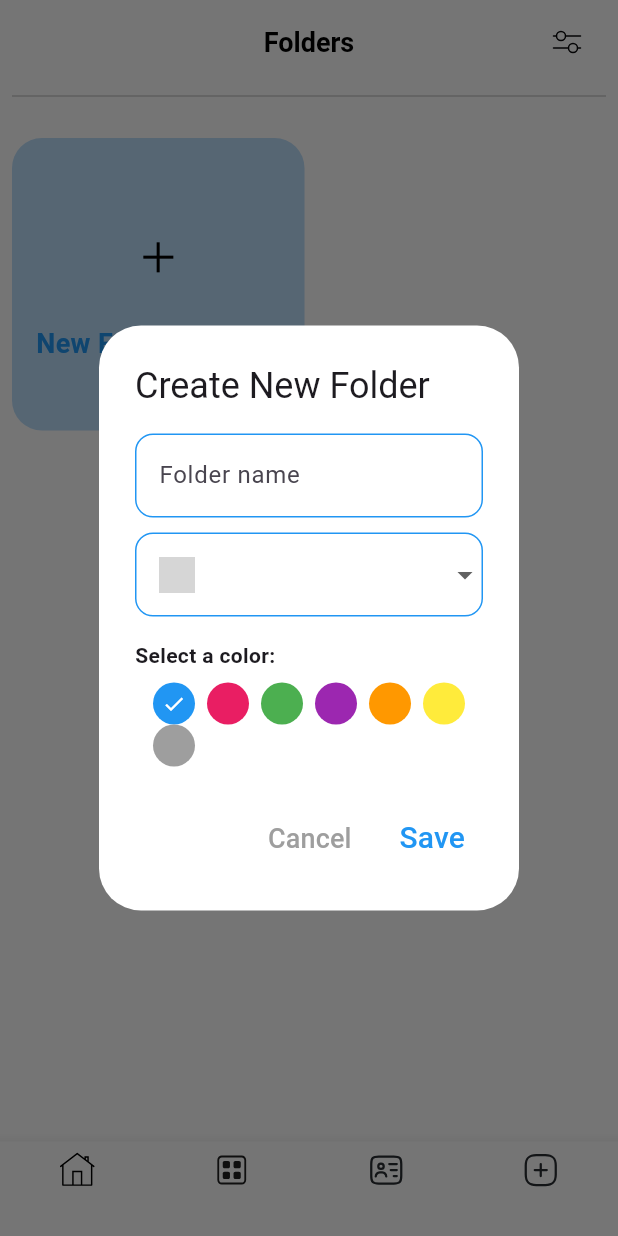
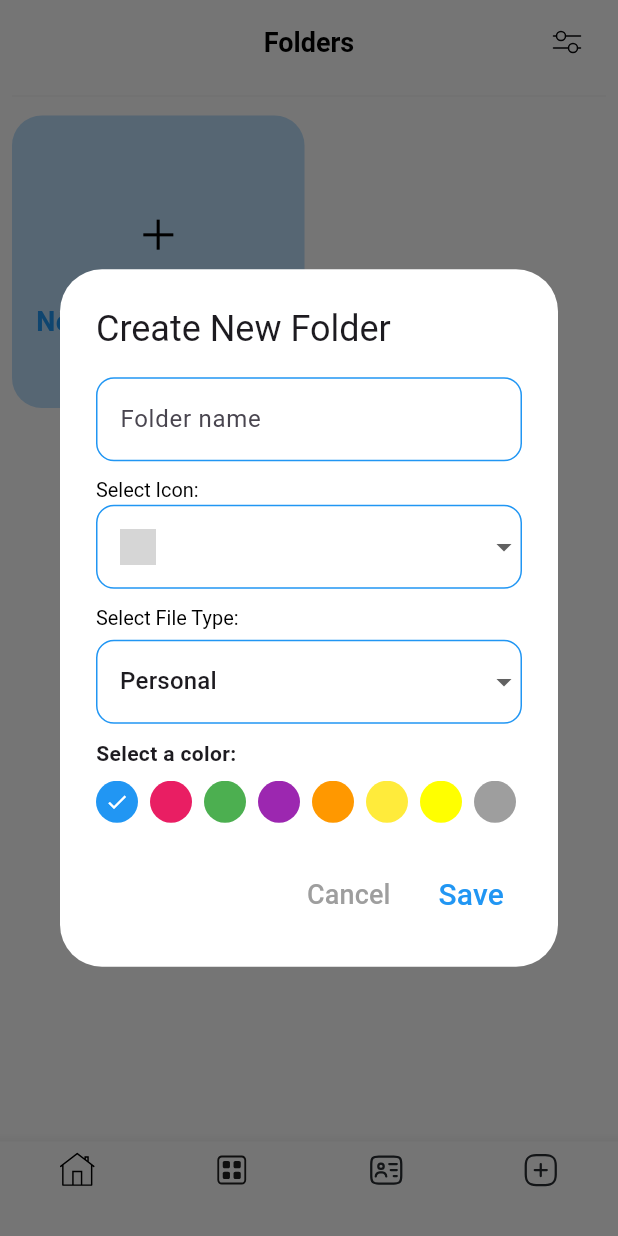
Before and after one commit to DamisolaT/to-do-app, a Flutter app: the screen it shows after launch, after a tap on "New Folder", on a phone screen of 412 x 824 dp. Run offline on Flutter 3.47's test engine with Material 3 defaults, Android fonts, the light colour scheme and no system bars; our stand-ins replace flutter_screenutil, flutter_svg, shared_preferences; Roboto replaces fonts that are missing (Quicksand); grey boxes are pictures that could not be loaded.

Commit message:
updates on navigation

```diff
--- /dev/null
+++ b/lib/core/customs/custom_text.dart
@@ -0,0 +1,114 @@
+import 'package:flutter/material.dart';
+import 'package:flutter_screenutil/flutter_screenutil.dart';
+
+class CustomText extends StatelessWidget {
+  final String text;
+  final double fontSize;
+  final FontWeight fontWeight;
+  final TextAlign textAlign;
+  final TextDecoration decoration;
+  final Color? color;
+  final double letterSpacing;
+  final int? maxLines;
+  final TextOverflow textOverflow;
+  final String? fontFamily;
+
+  const CustomText({
+    super.key,
+    required this.text,
+    this.fontSize = 12,
+    this.fontWeight = FontWeight.w400,
+    this.textAlign = TextAlign.start,
+    this.decoration = TextDecoration.none,
+    this.color,
+    this.letterSpacing = .01,
+    this.maxLines,
+    this.fontFamily,
+    this.textOverflow = TextOverflow.visible,
+  });
+
+  @override
+  Widget build(BuildContext context) {
+    final brightness = MediaQuery.of(context).platformBrightness;
+
+    final textColor =
+        brightness == Brightness.light ? Colors.black : Colors.white;
+    return Text(
+      text,
+      style: TextStyle(
+        fontSize: fontSize.sp,
+        fontWeight: fontWeight,
+        decoration: decoration,
+        color: color ?? textColor,
+        letterSpacing: letterSpacing,
+        fontFamily: fontFamily ?? 'Quicksand',
+      ),
+      textAlign: textAlign,
+      maxLines: maxLines,
+      overflow: textOverflow,
+    );
+  }
+}
+
+class BoldText extends StatelessWidget {
+  final String text;
+  final double fontSize;
+  final FontWeight fontWeight;
+  final TextAlign textAlign;
+  final TextDecoration decoration;
+  final Color? color;
+  final double letterSpacing;
+  final int? maxLines;
+  final String? fontFamily;
+  final TextOverflow textOverflow;
+
+  const BoldText({
+    super.key,
+    required this.text,
+    this.fontSize = 40,
+    this.fontWeight = FontWeight.w500,
+    this.textAlign = TextAlign.start,
+    this.decoration = TextDecoration.none,
+    this.color,
+    this.letterSpacing = .01,
+    this.maxLines,
+    this.fontFamily,
+    this.textOverflow = TextOverflow.visible,
+  });
+
+  @override
+  Widget build(BuildContext context) {
+    final brightness = MediaQuery.of(context).platformBrightness;
+
+    final textColor =
+        brightness == Brightness.light ? const Color(0xff0D001E) : Colors.white;
+
+    return Text(
+      text,
+      style: TextStyle(
+        fontSize: fontSize.sp,
+        fontWeight: fontWeight,
+        fontFamily: "Fredoka",
+        color: color ?? textColor,
+        letterSpacing: letterSpacing,
+      ),
+      textAlign: textAlign,
+      maxLines: maxLines,
+      overflow: textOverflow,
+    );
+
+    // Text(
+    //   text,
+    //   style: GoogleFonts.quicksand(
+    //     fontSize: fontSize.sw,
+    //     fontWeight: fontWeight,
+    //     decoration: decoration,
+    //     color: color ?? textColor,
+    //     letterSpacing: letterSpacing,
+    //   ),
+    //   textAlign: textAlign,
+    //   maxLines: maxLines,
+    //   overflow: textOverflow,
+    // );
+  }
+}
--- a/lib/main.dart
+++ b/lib/main.dart
@@ -1,7 +1,10 @@
 import 'package:flutter/material.dart';
+import 'package:flutter_screenutil/flutter_screenutil.dart';
 import 'package:verraki_project1/views/folder/folders_page.dart';
 
-void main() {
+void main() async {
+  await ScreenUtil.ensureScreenSize();
+
   runApp(const MyApp());
 }
 
@@ -10,7 +13,13 @@ class MyApp extends StatelessWidget {
 
   @override
   Widget build(BuildContext context) {
-    return MaterialApp(
+    return ScreenUtilInit(
+      designSize: const Size(430, 932),
+      minTextAdapt: true,
+      splitScreenMode: true,
+      useInheritedMediaQuery: false,
+      fontSizeResolver: FontSizeResolvers.height,
+      child: MaterialApp(
         title: 'To-Do App',
         debugShowCheckedModeBanner: false,
         theme: ThemeData(
@@ -18,6 +27,7 @@ class MyApp extends StatelessWidget {
           useMaterial3: true,
         ),
         home: FoldersPage(),
+      ),
     );
   }
 }
--- /dev/null
+++ b/lib/models/color_list.dart
@@ -0,0 +1,12 @@
+import 'package:flutter/material.dart';
+
+final List<Color> colorOptions = [
+  Colors.blue,
+  Colors.pink,
+  Colors.green,
+  Colors.purple,
+  Colors.orange,
+  Colors.yellow,
+  Colors.yellowAccent,
+  Colors.grey,
+];
--- /dev/null
+++ b/lib/models/folder_list.dart
@@ -0,0 +1,72 @@
+// Default folders that will always be shown
+import 'package:flutter/material.dart';
+import 'package:verraki_project1/core/utils/images.dart';
+
+final Map<String, dynamic> newFolderTemplate = {
+  'title': 'New Folder',
+  'icon': ApppImages.plusIcon,
+  'color': Colors.blue.shade100,
+  'titleColor': Colors.blue,
+  'number': 0,
+  'subtitle': '',
+  'showArrow': false,
+  'fileType': 'Personal',
+};
+
+final List<Map<String, dynamic>> defaultFolders = [
+  {
+    'title': 'Personal',
+    'icon': ApppImages.personalImage,
+    'color': Colors.grey.shade100,
+    'titleColor': Colors.pink,
+    'number': 4,
+    'subtitle': 'List',
+    'showArrow': true,
+    'fileType': 'Personal',
+  },
+  {
+    'title': 'UI/UX',
+    'icon': ApppImages.uiuxImage,
+    'color': Colors.grey.shade100,
+    'titleColor': Colors.green,
+    'number': 3,
+    'subtitle': 'List',
+    'showArrow': true,
+    'fileType': 'Personal',
+  },
+  {
+    'title': 'Writing',
+    'icon': ApppImages.writingImage,
+    'color': Colors.grey.shade100,
+    'titleColor': Colors.green,
+    'number': 3,
+    'subtitle': 'List',
+    'fileType': 'Personal',
+    'showArrow': true,
+  },
+  {
+    'title': 'Yoga',
+    'icon': ApppImages.yogaImage,
+    'color': Colors.grey.shade100,
+    'titleColor': Colors.green,
+    'number': 3,
+    'subtitle': 'List',
+    'showArrow': true,
+    'fileType': 'Personal',
+  },
+  {
+    'title': 'Recipes',
+    'icon': ApppImages.recipesImage,
+    'color': Colors.grey.shade100,
+    'titleColor': Colors.green,
+    'number': 3,
+    'subtitle': 'List',
+    'showArrow': true,
+    'fileType': 'Personal',
+  },
+];
+
+// List to hold all folders including default and user-created ones
+List<Map<String, dynamic>> folders = [];
+
+final List<String> fileTypes = ['Personal', 'Notes', 'Todo'];
--- /dev/null
+++ b/lib/models/icon_list.dart
@@ -0,0 +1,9 @@
+import 'package:verraki_project1/core/utils/images.dart';
+
+final List<String> iconOptions = [
+  ApppImages.personalImage,
+  ApppImages.uiuxImage,
+  ApppImages.writingImage,
+  ApppImages.yogaImage,
+  ApppImages.recipesImage,
+];
--- a/lib/navigators/router.dart
+++ b/lib/navigators/router.dart
@@ -3,7 +3,7 @@ import 'package:flutter/cupertino.dart';
 import 'package:verraki_project1/views/folder/folders_page.dart';
 import 'package:verraki_project1/views/home/home_page.dart';
 import 'package:verraki_project1/navigators/route.dart';
-import 'package:verraki_project1/views/personal_page.dart';
+import 'package:verraki_project1/views/folder/widgets/personal_page.dart';
 
 class AppRouter {
   static final navKey = GlobalKey<NavigatorState>();
--- a/lib/views/folder/folders_page.dart
+++ b/lib/views/folder/folders_page.dart
@@ -2,11 +2,15 @@ import 'package:flutter/foundation.dart';
 import 'package:flutter/material.dart';
 import 'package:flutter_svg/flutter_svg.dart';
 import 'package:shared_preferences/shared_preferences.dart';
+import 'package:verraki_project1/core/customs/custom_text.dart';
 import 'dart:convert';
 import 'package:verraki_project1/core/utils/custom_app_bar.dart';
 import 'package:verraki_project1/core/utils/images.dart';
-import 'package:verraki_project1/views/folder/widgets/folder-container.dart';
-import 'package:verraki_project1/views/personal_page.dart';
+import 'package:verraki_project1/models/color_list.dart';
+import 'package:verraki_project1/models/folder_list.dart';
+import 'package:verraki_project1/models/icon_list.dart';
+import 'package:verraki_project1/views/folder/page_mapper.dart';
+import 'package:verraki_project1/views/folder/widgets/folder_container.dart';
 
 class FoldersPage extends StatefulWidget {
   const FoldersPage({super.key});
@@ -16,96 +20,16 @@ class FoldersPage extends StatefulWidget {
 }
 
 class _FoldersPageState extends State<FoldersPage> {
-  // Move these variables to class level so they persist between rebuilds
   String selectedIcon = '';
+  String selectedFileType = '';
   Color selectedColor = Colors.blue;
   final TextEditingController nameController = TextEditingController();
-
-  // Default folders that will always be shown
-  final Map<String, dynamic> newFolderTemplate = {
-    'title': 'New Folder',
-    'icon': ApppImages.plusIcon,
-    'color': Colors.blue.shade100,
-    'titleColor': Colors.blue,
-    'number': 0,
-    'subtitle': '',
-    'showArrow': false,
-  };
-
-  final List<Map<String, dynamic>> defaultFolders = [
-    {
-      'title': 'Personal',
-      'icon': ApppImages.personalImage,
-      'color': Colors.grey.shade100,
-      'titleColor': Colors.pink,
-      'number': 4,
-      'subtitle': 'List',
-      'showArrow': true,
-    },
-    {
-      'title': 'UI/UX',
-      'icon': ApppImages.uiuxImage,
-      'color': Colors.grey.shade100,
-      'titleColor': Colors.green,
-      'number': 3,
-      'subtitle': 'List',
-      'showArrow': true,
-    },
-    {
-      'title': 'Writing',
-      'icon': ApppImages.writingImage,
-      'color': Colors.grey.shade100,
-      'titleColor': Colors.green,
-      'number': 3,
-      'subtitle': 'List',
-      'showArrow': true,
-    },
-    {
-      'title': 'Yoga',
-      'icon': ApppImages.yogaImage,
-      'color': Colors.grey.shade100,
-      'titleColor': Colors.green,
-      'number': 3,
-      'subtitle': 'List',
-      'showArrow': true,
-    },
-    {
-      'title': 'Recipes',
-      'icon': ApppImages.recipesImage,
-      'color': Colors.grey.shade100,
-      'titleColor': Colors.green,
-      'number': 3,
-      'subtitle': 'List',
-      'showArrow': true,
-    },
-  ];
-
-  // List to hold all folders including default and user-created ones
-  List<Map<String, dynamic>> folders = [];
-
-  final List<String> iconOptions = [
-    ApppImages.personalImage,
-    ApppImages.uiuxImage,
-    ApppImages.writingImage,
-    ApppImages.yogaImage,
-    ApppImages.recipesImage,
-  ];
-
-  final List<Color> colorOptions = [
-    Colors.blue,
-    Colors.pink,
-    Colors.green,
-    Colors.purple,
-    Colors.orange,
-    Colors.yellow,
-    Colors.grey,
-  ];
 
   @override
   void initState() {
     super.initState();
-    // Initialize with default values
     selectedIcon = iconOptions[0];
+    selectedFileType = fileTypes[0];
     selectedColor = colorOptions[0];
 
     _loadFolders();
@@ -195,8 +119,8 @@ class _FoldersPageState extends State<FoldersPage> {
           child: Column(
             crossAxisAlignment: CrossAxisAlignment.start,
             children: [
-              const Divider(color: Colors.grey, thickness: 0.5),
-              const SizedBox(height: 20),
+              const Divider(color: Colors.grey, thickness: 0.1),
+              const SizedBox(height: 5),
               Expanded(
                 child: GridView.count(
                   crossAxisCount: 2,
@@ -215,9 +139,14 @@ class _FoldersPageState extends State<FoldersPage> {
                       onArrowTap: () {
                         Navigator.of(context).push(
                           MaterialPageRoute(
-                            builder: (context) => const PersonalPage(),
+                            builder: (_) => getPageForFolder(folder),
                           ),
                         );
+                        // Navigator.of(context).push(
+                        //   MaterialPageRoute(
+                        //     builder: (context) => const PersonalPage(),
+                        //   ),
+                        // );
                       },
                     );
 
@@ -296,6 +225,7 @@ class _FoldersPageState extends State<FoldersPage> {
               backgroundColor: Colors.white,
               title: const Text("Create New Folder"),
               content: Column(
+                crossAxisAlignment: CrossAxisAlignment.start,
                 mainAxisSize: MainAxisSize.min,
                 children: [
                   TextFormField(
@@ -316,16 +246,15 @@ class _FoldersPageState extends State<FoldersPage> {
                     ),
                   ),
                   const SizedBox(height: 10),
+                  CustomText(text: 'Select Icon:', fontSize: 15),
                   DropdownButtonFormField<String>(
                     value: selectedIcon,
                     isExpanded: true,
                     onChanged: (value) {
                       if (value != null) {
-                        // Use setDialogState to update the dialog's UI
                         setDialogState(() {
                           selectedIcon = value;
                         });
-                        // Also update the parent widget's state so it persists
                         setState(() {
                           selectedIcon = value;
                         });
@@ -352,7 +281,39 @@ class _FoldersPageState extends State<FoldersPage> {
                       ),
                     ),
                   ),
-                  const SizedBox(height: 16),
+                  const SizedBox(height: 10),
+                  CustomText(text: 'Select File Type:', fontSize: 15),
+                  const SizedBox(height: 5),
+                  DropdownButtonFormField<String>(
+                    value: selectedFileType,
+                    hint: const Text('Select File Type'),
+                    onChanged: (String? newValue) {
+                      setState(() {
+                        selectedFileType = newValue!;
+                      });
+                    },
+                    items:
+                        fileTypes.map<DropdownMenuItem<String>>((String value) {
+                          return DropdownMenuItem<String>(
+                            value: value,
+                            child: Text(value),
+                          );
+                        }).toList(),
+                    decoration: InputDecoration(
+                      enabledBorder: OutlineInputBorder(
+                        borderRadius: BorderRadius.circular(12),
+                        borderSide: const BorderSide(color: Colors.blue),
+                      ),
+                      focusedBorder: OutlineInputBorder(
+                        borderRadius: BorderRadius.circular(12),
+                        borderSide: const BorderSide(
+                          color: Colors.blue,
+                          width: 2,
+                        ),
+                      ),
+                    ),
+                  ),
+                  SizedBox(height: 10),
                   const Align(
                     alignment: Alignment.centerLeft,
                     child: Text(
@@ -361,13 +322,15 @@ class _FoldersPageState extends State<FoldersPage> {
                     ),
                   ),
                   const SizedBox(height: 8),
-                  Wrap(
-                    spacing: 8,
+                  SingleChildScrollView(
+                    scrollDirection: Axis.horizontal,
+                    child: Row(
                       children:
                           colorOptions.map((color) {
-                          return GestureDetector(
+                            return Padding(
+                              padding: const EdgeInsets.only(right: 8.0),
+                              child: GestureDetector(
                                 onTap: () {
-                              // Update both the dialog and parent widget states
                                   setDialogState(() {
                                     selectedColor = color;
                                   });
@@ -387,8 +350,10 @@ class _FoldersPageState extends State<FoldersPage> {
                                           )
                                           : null,
                                 ),
+                              ),
                             );
                           }).toList(),
+                    ),
                   ),
                 ],
               ),
@@ -413,6 +378,7 @@ class _FoldersPageState extends State<FoldersPage> {
                           'number': 0,
                           'subtitle': '',
                           'showArrow': true,
+                          'fileType': selectedFileType,
                         });
                       });
 
--- /dev/null
+++ b/lib/views/folder/page_mapper.dart
@@ -0,0 +1,17 @@
+import 'package:flutter/material.dart';
+import 'package:verraki_project1/views/folder/widgets/notes_page.dart';
+import 'package:verraki_project1/views/folder/widgets/personal_page.dart';
+
+Widget getPageForFolder(Map<String, dynamic> folder) {
+  final String type = folder['fileType'];
+  // final String id = folder['id'];
+
+  switch (type) {
+    case 'Notes':
+      return NotesPage(folderId: 'id');
+    // case 'images':
+    //   return ImagesPage(folderId: id);
+    default:
+      return PersonalPage();
+  }
+}
--- a/lib/views/home/home_page.dart
+++ b/lib/views/home/home_page.dart
@@ -3,7 +3,7 @@ import 'package:flutter_svg/svg.dart';
 import 'package:verraki_project1/views/folder/widgets/add_page.dart';
 import 'package:verraki_project1/core/utils/images.dart';
 import 'package:verraki_project1/views/folder/folders_page.dart';
-import 'package:verraki_project1/views/personal_page.dart';
+import 'package:verraki_project1/views/folder/widgets/personal_page.dart';
 import 'package:verraki_project1/views/settings_page.dart';
 
 class HomePage extends StatefulWidget {
--- a/pubspec.yaml
+++ b/pubspec.yaml
@@ -2,7 +2,7 @@ name: verraki_project1
 description: "A new Flutter project."
 # The following line prevents the package from being accidentally published to
 # pub.dev using `flutter pub publish`. This is preferred for private packages.
-publish_to: 'none' # Remove this line if you wish to publish to pub.dev
+publish_to: "none" # Remove this line if you wish to publish to pub.dev
 
 # The following defines the version and build number for your application.
 # A version number is three numbers separated by dots, like 1.2.43
@@ -36,6 +36,7 @@ dependencies:
   cupertino_icons: ^1.0.8
   flutter_svg: ^2.0.10+1
   shared_preferences: ^2.2.2
+  flutter_screenutil: ^5.9.3
 
 dev_dependencies:
   flutter_test:
@@ -53,7 +54,6 @@ dev_dependencies:
 
 # The following section is specific to Flutter packages.
 flutter:
-
   # The following line ensures that the Material Icons font is
   # included with your application, so that you can use the icons in
   # the material Icons class.
```
Also changed, not shown: lib/views/folder/widgets/notes_page.dart (added, +14 -0 lines), lib/views/folder/widgets/personal_page.dart (renamed from lib/views/personal_page.dart, +3 -4 lines), lib/views/folder/widgets/folder_container.dart (renamed from lib/views/folder/widgets/folder-container.dart), pubspec.lock. Lines whose indentation alone changed are shown as unchanged.
